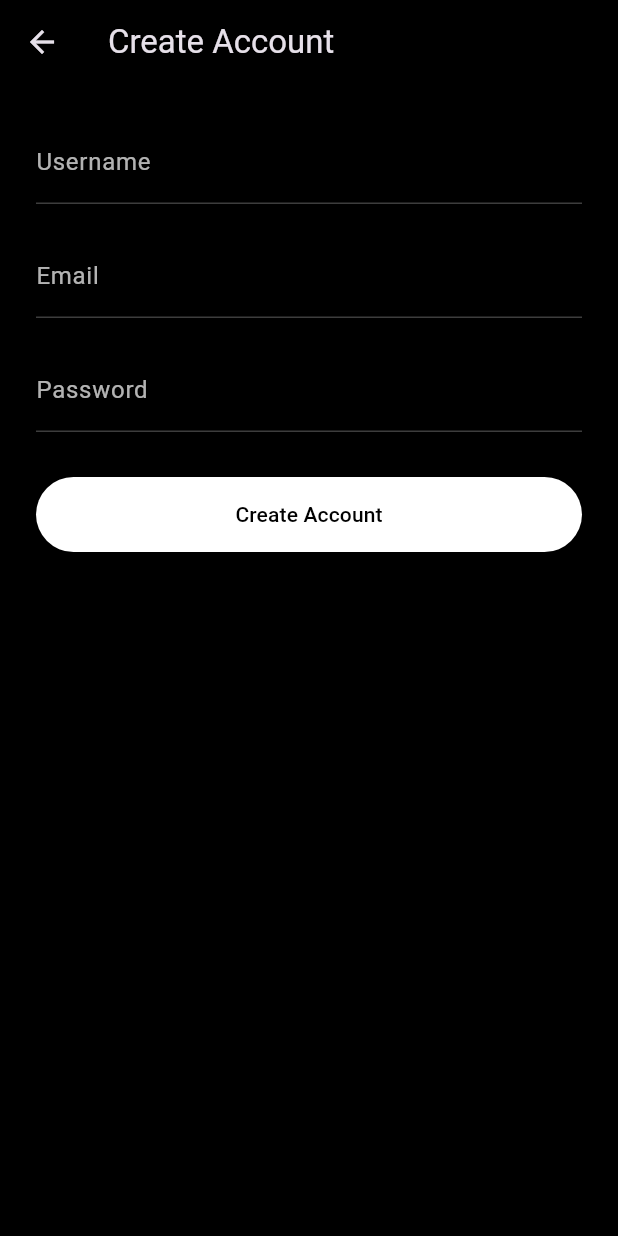
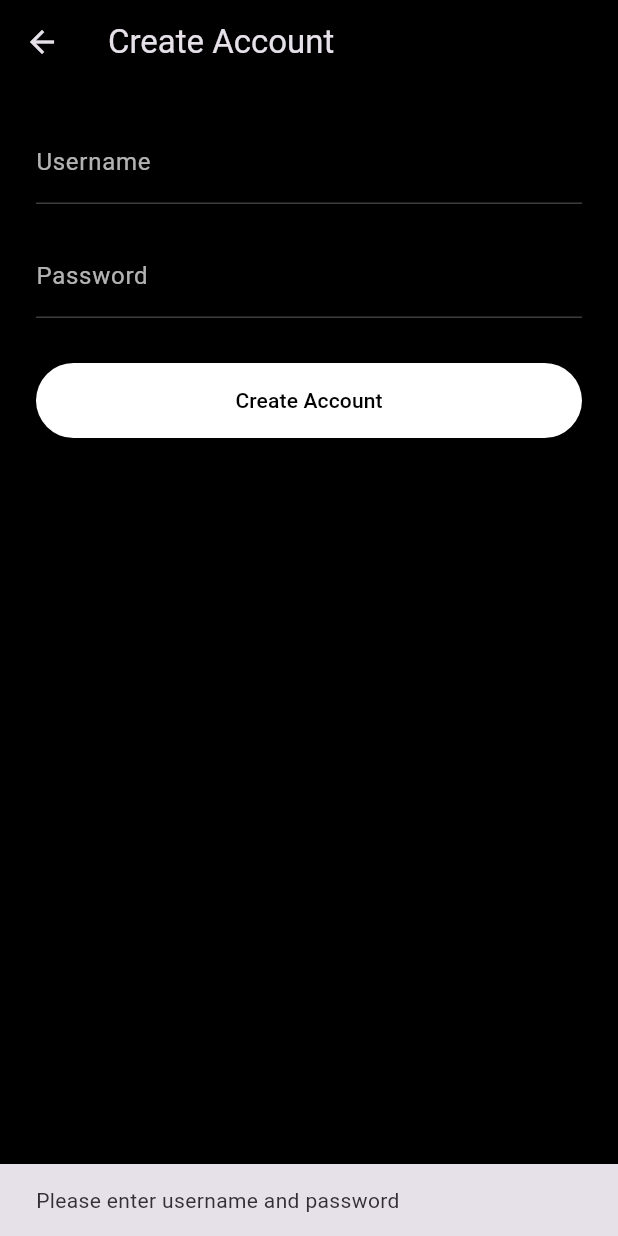
Before and after one commit to EfrenLlanes17/fitcheck, a Flutter app: the CreateAccountPage screen opened directly, after a tap on "Create Account", on a phone screen of 412 x 824 dp. Run offline on Flutter 3.47's test engine with Material 3 defaults, Android fonts, the phone set to English and light mode, and no system bars; our stand-ins replace camera, firebase_core, firebase_database, firebase_storage, font_awesome_flutter, image_picker and 2 more; accounts and stored records are empty.

Commit message:
Create account page works

```diff
--- a/lib/pages/createaccountpage.dart
+++ b/lib/pages/createaccountpage.dart
@@ -1,4 +1,7 @@
 import 'package:flutter/material.dart';
+import 'package:firebase_database/firebase_database.dart';
+import 'package:shared_preferences/shared_preferences.dart';
+import 'package:fitcheck/pages/profile_page.dart';
 
 class CreateAccountPage extends StatefulWidget {
   const CreateAccountPage({super.key});
@@ -8,16 +11,61 @@ class CreateAccountPage extends StatefulWidget {
 }
 
 class _CreateAccountPageState extends State<CreateAccountPage> {
-  final TextEditingController usernameController = TextEditingController();
-  final TextEditingController emailController = TextEditingController();
-  final TextEditingController passwordController = TextEditingController();
+  final TextEditingController _createUsernameController = TextEditingController();
+  final TextEditingController _createPasswordController = TextEditingController();
+    final DatabaseReference databaseRef = FirebaseDatabase.instance.ref();
+
 
   @override
   void dispose() {
-    usernameController.dispose();
-    emailController.dispose();
-    passwordController.dispose();
+    _createUsernameController.dispose();
+    _createPasswordController.dispose();
     super.dispose();
+  }
+
+  void _createAccount() async {
+    final username = _createUsernameController.text.trim();
+    final password = _createPasswordController.text.trim();
+
+    if (username.isEmpty || password.isEmpty) {
+      ScaffoldMessenger.of(context).showSnackBar(
+        const SnackBar(content: Text('Please enter username and password')),
+      );
+      return;
+    }
+
+    final snapshot = await databaseRef.child('users/$username').get();
+    if (snapshot.exists) {
+      ScaffoldMessenger.of(context).showSnackBar(
+        const SnackBar(content: Text('Username already exists')),
+      );
+      return;
+    }
+
+    await databaseRef.child('users/$username').set({
+      'password': password,
+      'createdAt': DateTime.now().toIso8601String(),
+      'lastLogin': DateTime.now().toIso8601String(),
+      'email': '',
+      'phone': '',
+      'profilepicture': '',
+      'bio': '',
+      'streak' : 0
+    });
+
+    final prefs = await SharedPreferences.getInstance();
+    await prefs.setString('username', username);
+
+    ScaffoldMessenger.of(context).showSnackBar(
+      const SnackBar(content: Text('Account created successfully')),
+    );
+
+    Navigator.push(
+      context,
+      MaterialPageRoute(
+        builder: (context) => const ProfilePage(),
+      ),
+    );
   }
 
   @override
@@ -33,7 +81,7 @@ class _CreateAccountPageState extends State<CreateAccountPage> {
         child: Column(
           children: [
             TextField(
-              controller: usernameController,
+              controller: _createUsernameController,
               style: const TextStyle(color: Colors.white),
               decoration: const InputDecoration(
                 labelText: 'Username',
@@ -44,20 +92,9 @@ class _CreateAccountPageState extends State<CreateAccountPage> {
               ),
             ),
             const SizedBox(height: 20),
+
             TextField(
-              controller: emailController,
-              style: const TextStyle(color: Colors.white),
-              decoration: const InputDecoration(
-                labelText: 'Email',
-                labelStyle: TextStyle(color: Colors.white70),
-                enabledBorder: UnderlineInputBorder(
-                  borderSide: BorderSide(color: Colors.white24),
-                ),
-              ),
-            ),
-            const SizedBox(height: 20),
-            TextField(
-              controller: passwordController,
+              controller: _createPasswordController,
               obscureText: true,
               style: const TextStyle(color: Colors.white),
               decoration: const InputDecoration(
@@ -76,7 +113,7 @@ class _CreateAccountPageState extends State<CreateAccountPage> {
                 foregroundColor: Colors.black,
               ),
               onPressed: () {
-                // TODO: Add account creation logic
+                _createAccount();
               },
               child: const Text('Create Account'),
             ),
```
